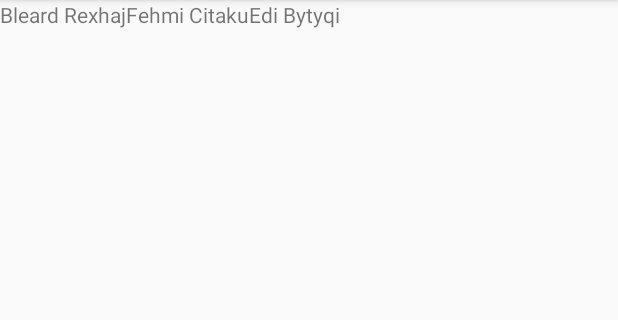
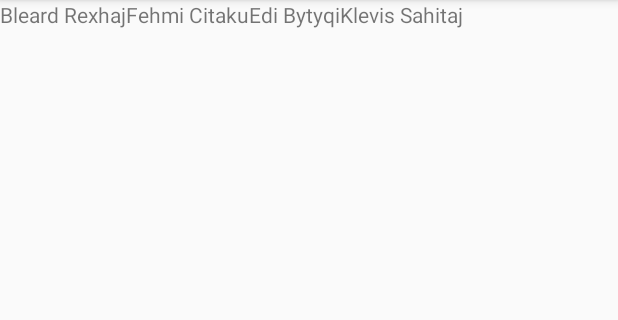
Before and after one commit to bleardrexhaj/MobiShopFinder, an Android app: the screen it shows after launch (MainActivity), on a phone screen of 412 x 824 dp, the part 84-404 px from its top. Run offline under Robolectric (Android 15) with nearby library versions, the light colour scheme and no system bars.

Commit message:
Added name(Klevis Sahitaj)/First Commit

```diff
--- a/app/src/main/res/layout/activity_main.xml
+++ b/app/src/main/res/layout/activity_main.xml
@@ -4,12 +4,13 @@
     xmlns:tools="http://schemas.android.com/tools"
     android:layout_width="match_parent"
     android:layout_height="match_parent"
+
     tools:context="com.sj.projekt.mobishopfinder.MainActivity">
 
     <TextView
         android:layout_width="wrap_content"
         android:layout_height="wrap_content"
-        android:text="Bleard Rexhaj"></TextView>
+        android:text="Bleard Rexhaj" />
 
 
 
@@ -25,7 +26,9 @@
         android:layout_height="wrap_content"
         android:text="Edi Bytyqi" />
 
-
-
+    <TextView
+        android:layout_width="wrap_content"
+        android:layout_height="wrap_content"
+        android:text="Klevis Sahitaj" />
 
 </LinearLayout>
```
